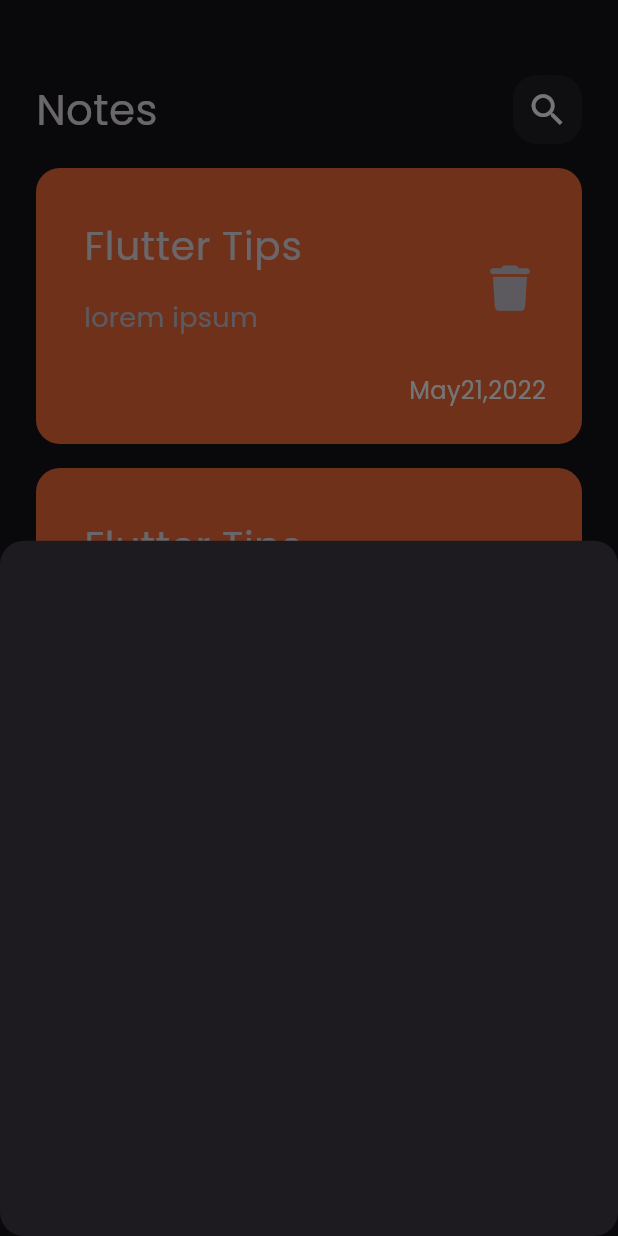
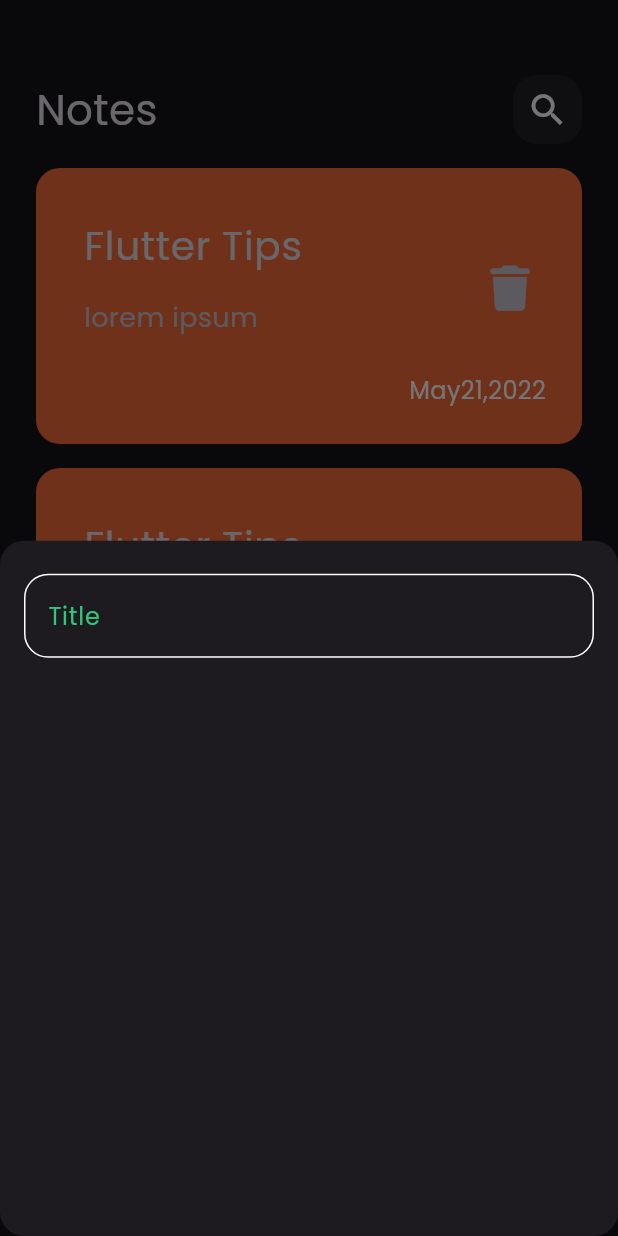
Before and after one commit to tasneemwael/Note_app, a Flutter app: the screen it shows after launch, after a tap on the "add" icon, on a phone screen of 412 x 824 dp. Run offline on Flutter 3.47's test engine with Material 3 defaults, Android fonts, the phone set to English and light mode, and no system bars; our stand-ins replace font_awesome_flutter.

Commit message:
Custom text field

```diff
--- /dev/null
+++ b/lib/Widgets/Custom_textField.dart
@@ -0,0 +1,28 @@
+import 'package:flutter/material.dart';
+
+class customTextfield extends StatelessWidget {
+  const customTextfield({super.key});
+
+  @override
+  Widget build(BuildContext context) {
+    return TextField(
+      cursorColor: Color(0xff62FCD7F),
+      decoration: InputDecoration(
+        hintText: "Title",
+        hintStyle: const TextStyle(
+          color: Color(0xff62FCD7F),
+        ),
+        border: BuildBorder(),
+        enabledBorder: BuildBorder(),
+        focusedBorder: BuildBorder(Color(0xff62FCD7F)),
+      ),
+    );
+  }
+
+  OutlineInputBorder BuildBorder([color]) {
+    return OutlineInputBorder(
+      borderRadius: BorderRadius.circular(16),
+      borderSide: BorderSide(color: color ?? Colors.white),
+    );
+  }
+}
--- a/lib/Widgets/butttom_sheet.dart
+++ b/lib/Widgets/butttom_sheet.dart
@@ -1,10 +1,19 @@
 import 'package:flutter/material.dart';
+import 'package:notes_app/Widgets/Custom_textField.dart';
 
 class AddNoteButtomSheet extends StatelessWidget {
   const AddNoteButtomSheet({super.key});
 
   @override
   Widget build(BuildContext context) {
-    return Container();
+    return const Padding(
+      padding: EdgeInsets.symmetric(horizontal: 16.0),
+      child: Column(children: [
+        SizedBox(
+          height: 22,
+        ),
+        customTextfield(),
+      ]),
+    );
   }
 }
```
